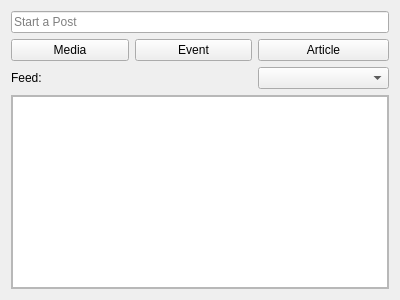
Old version of the form Components/App/homecomponent.ui in the repository saeedsamimi/InLink.
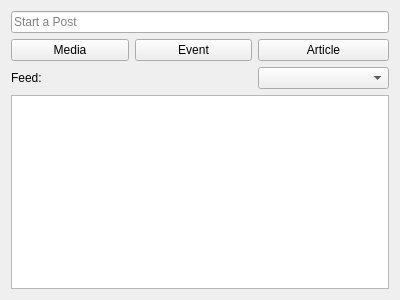
New version of the form.

What changed in the file:
```diff
--- a/Components/App/homecomponent.ui
+++ b/Components/App/homecomponent.ui
@@ -93,6 +93,15 @@
        </property>
        <item>
         <widget class="QListWidget" name="Feed">
+         <property name="frameShape">
+          <enum>QFrame::NoFrame</enum>
+         </property>
+         <property name="frameShadow">
+          <enum>QFrame::Plain</enum>
+         </property>
+         <property name="editTriggers">
+          <set>QAbstractItemView::NoEditTriggers</set>
+         </property>
          <property name="selectionMode">
           <enum>QAbstractItemView::NoSelection</enum>
          </property>
```
Left out of the diff: 3 changed lines with no effect on the pictures.
